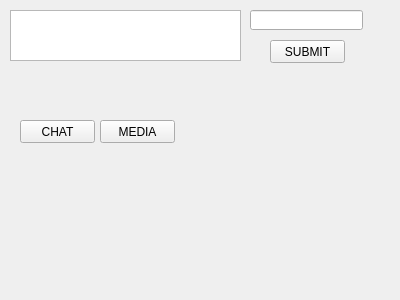
Qt form poke.ui (abcdelf/Poke-1) before a commit.
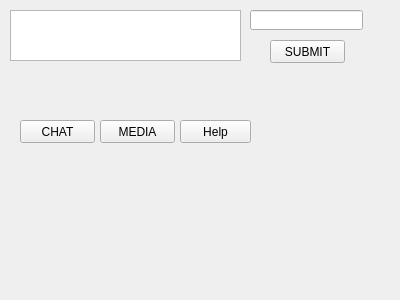
The same form after that commit.

Commit message: Help System Programing

Patch:
```diff
--- a/poke.ui
+++ b/poke.ui
@@ -73,6 +73,19 @@
      <string>MEDIA</string>
     </property>
    </widget>
+   <widget class="QPushButton" name="help">
+    <property name="geometry">
+     <rect>
+      <x>180</x>
+      <y>120</y>
+      <width>71</width>
+      <height>23</height>
+     </rect>
+    </property>
+    <property name="text">
+     <string>Help</string>
+    </property>
+   </widget>
   </widget>
  </widget>
  <layoutdefault spacing="6" margin="11"/>
```
The commit also changes 13 other files.
